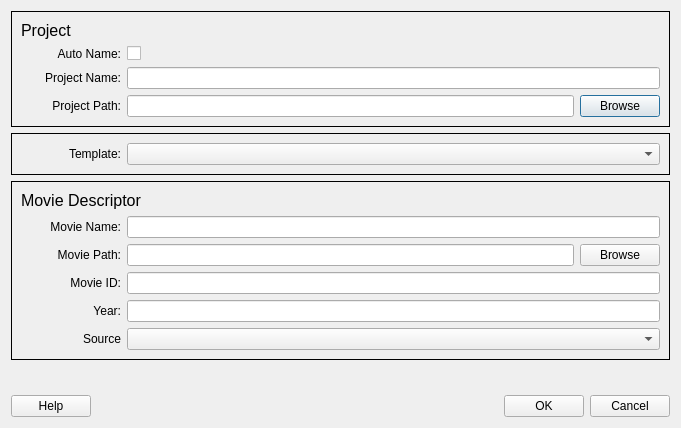
This is qt_ui/DialogNewProject.ui in FilmColors/VIAN as Qt 5 draws it before an edit. The edited form follows.
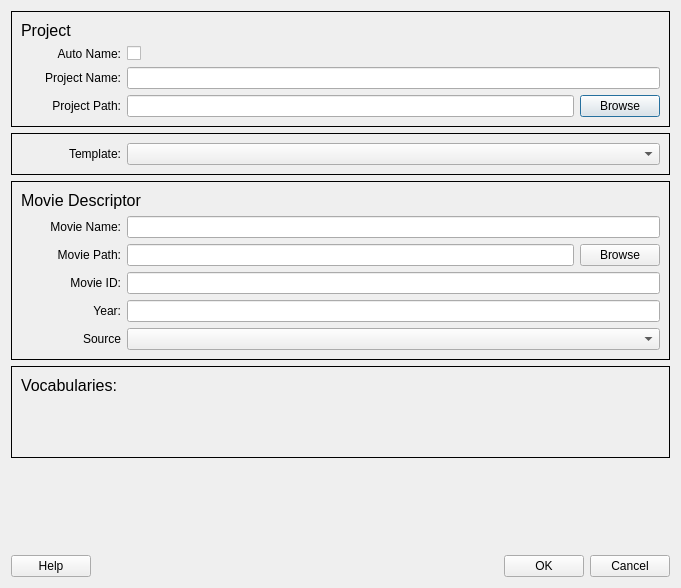
This is the edited form.

```diff
--- a/qt_ui/DialogNewProject.ui
+++ b/qt_ui/DialogNewProject.ui
@@ -7,7 +7,7 @@
     <x>0</x>
     <y>0</y>
     <width>681</width>
-    <height>428</height>
+    <height>588</height>
    </rect>
   </property>
   <property name="windowTitle">
@@ -321,6 +321,34 @@
      </layout>
     </widget>
    </item>
+   <item>
+    <widget class="QFrame" name="frame_Vocabularies">
+     <property name="frameShape">
+      <enum>QFrame::Panel</enum>
+     </property>
+     <property name="frameShadow">
+      <enum>QFrame::Plain</enum>
+     </property>
+     <layout class="QHBoxLayout" name="horizontalLayout_12">
+      <item>
+       <widget class="QLabel" name="label_8">
+        <property name="sizePolicy">
+         <sizepolicy hsizetype="Preferred" vsizetype="Expanding">
+          <horstretch>0</horstretch>
+          <verstretch>0</verstretch>
+         </sizepolicy>
+        </property>
+        <property name="text">
+         <string>&lt;html&gt;&lt;head/&gt;&lt;body&gt;&lt;p&gt;&lt;span style=&quot; font-size:12pt;&quot;&gt;Vocabularies:&lt;/span&gt;&lt;/p&gt;&lt;/body&gt;&lt;/html&gt;</string>
+        </property>
+        <property name="alignment">
+         <set>Qt::AlignLeading|Qt::AlignLeft|Qt::AlignTop</set>
+        </property>
+       </widget>
+      </item>
+     </layout>
+    </widget>
+   </item>
    <item>
     <spacer name="verticalSpacer">
      <property name="orientation">
```
